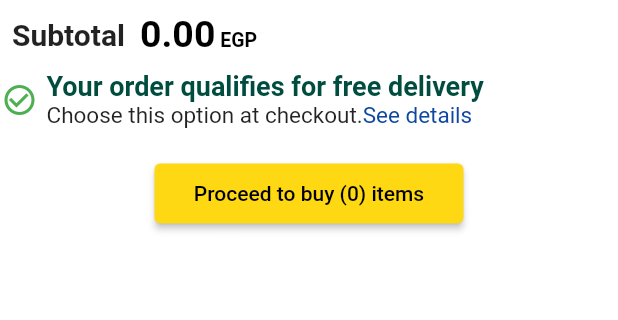
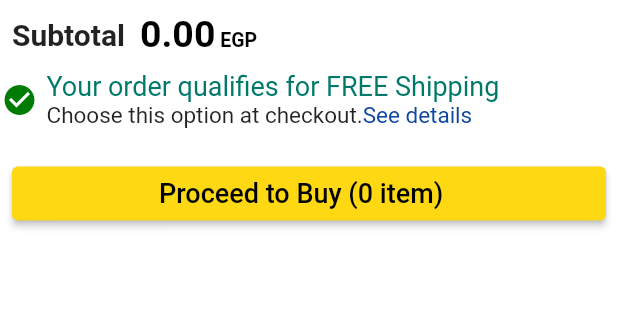
Before and after one commit to Elnatory/amazon_mobile, a Flutter app: the Cart screen opened directly, on a phone screen of 412 x 824 dp, the part 180-500 px from its top. Run offline on Flutter 3.47's test engine with Material 2 defaults, Android fonts, the phone set to English and light mode, and no system bars; our stand-ins replace cloud_firestore, firebase_auth, firebase_core, get, get_storage, google_sign_in; accounts and stored records are empty; network calls fail.

Commit message:
handle Muhammad

```diff
--- a/lib/data/provider/app_provider.dart
+++ b/lib/data/provider/app_provider.dart
@@ -37,16 +37,33 @@ class AppProvider with ChangeNotifier {
   // Total Price================================================================
 
   double totalPrice() {
-    double total = 0.0;
-    _cartProductList.forEach((element) {
-      total += (element.price ?? 0) * (element.qty ?? 0);
-    });
-    return total;
+  double total = 0.0;
+  for (Product element in _cartProductList) {
+    double price = (element.priceAfterDiscount ?? element.price ?? 0).toDouble();
+    total += price * (element.qty ?? 0);
   }
+  return total;
+}
+
+
+
+  // Update Qty=================================================================
 
   void updateQty(Product product, int qty) {
     int index = _cartProductList.indexOf(product);
     _cartProductList[index].qty = qty;
     notifyListeners();
   }
+
+  // Total Qty==================================================================
+
+  int calculateTotalQuantity() {
+    int totalQuantity = 0;
+    for (Product product in _cartProductList) {
+      totalQuantity += product.qty ?? 0;
+    }
+    return totalQuantity;
+  }
+
+
 }
--- a/lib/presentation/screens/cart_view/cart.dart
+++ b/lib/presentation/screens/cart_view/cart.dart
@@ -80,8 +80,8 @@ class _CartState extends State<Cart> {
                       child: Row(
                         children: [
                           const Icon(
-                            Icons.check_circle_outline,
-                            color: Colors.green,
+                            Icons.check_circle,
+                            color: Color.fromARGB(255, 0, 123, 4),
                           ),
                           const SizedBox(
                             width: 6,
@@ -91,11 +91,11 @@ class _CartState extends State<Cart> {
                               crossAxisAlignment: CrossAxisAlignment.start,
                               children: [
                                 Text(
-                                  'Your order qualifies for free delivery',
+                                  'Your order qualifies for FREE Shipping',
                                   style: TextStyle(
-                                      color: Colors.teal[900],
-                                      fontSize: 18,
-                                      fontWeight: FontWeight.bold),
+                                    color: Colors.teal[700],
+                                    fontSize: 18,
+                                  ),
                                 ),
                                 Row(
                                   children: [
@@ -129,7 +129,12 @@ class _CartState extends State<Cart> {
                   height: 10,
                 ),
                 Padding(
-                  padding: const EdgeInsets.all(8.0),
+                  padding: const EdgeInsets.only(
+                    top: 8.0,
+                    left: 8.0,
+                    right: 8.0,
+                    bottom: 0.0,
+                  ),
                   child: StreamBuilder(
                     stream: CloudFirestoreClass().getCartProductsStream(),
                     builder: (context, AsyncSnapshot<List<Product>> snapshot) {
@@ -141,6 +146,8 @@ class _CartState extends State<Cart> {
                           onPressed: () {},
                         );
                       } else {
+                        int totalQuantity = Provider.of<AppProvider>(context)
+                            .calculateTotalQuantity();
                         return CustomMainButton(
                           color: ColorManager.yellowColor,
                           isLoading: false,
@@ -156,9 +163,13 @@ class _CartState extends State<Cart> {
                               );
                             });
                           },
-                          child: Text(
-                            "Proceed to buy (${snapshot.data!.length}) items",
-                            style: const TextStyle(color: Colors.black),
+                          child: SizedBox(
+                            width: 200,
+                            child: Text(
+                              "Proceed to Buy (${totalQuantity} item)",
+                              style: const TextStyle(
+                                  color: Colors.black, fontSize: 18.0),
+                            ),
                           ),
                         );
                       }
--- a/lib/presentation/widgets/main_button.dart
+++ b/lib/presentation/widgets/main_button.dart
@@ -7,34 +7,29 @@ class CustomMainButton extends StatelessWidget {
   final Color color;
   final bool isLoading;
   final VoidCallback onPressed;
-  const CustomMainButton({
+  final double? width;
+  CustomMainButton({
     Key? key,
     required this.child,
     required this.color,
     required this.isLoading,
     required this.onPressed,
+    this.width,
   }) : super(key: key);
 
   @override
   Widget build(BuildContext context) {
     Size screenSize = Utils().getScreenSize();
-    return ElevatedButton(
+    return Container(
+      child: ElevatedButton(
         style: ElevatedButton.styleFrom(
             backgroundColor: color,
-          fixedSize: Size(
-            screenSize.width * 0.5,
-            40,
-          )),
+            fixedSize: width != null ? Size(width!, 40) : null,),
         onPressed: onPressed,
         child: !isLoading
-          ? child
-          : const Padding(
-              padding: EdgeInsets.symmetric(vertical: 5),
-              child: AspectRatio(
-                aspectRatio: 1 / 1,
-                child: CircularProgressIndicator(
+            ? Center(child: child)
+            : CircularProgressIndicator(
                     color: Colors.white,
-                ),
                   ),
       ),
     );
```
Also changed, not shown: lib/presentation/screens/cart_view/cart_boxes.dart (+31 -34 lines), lib/presentation/screens/checkout_view/checkout_screen.dart (+14 -19 lines), lib/presentation/widgets/poroduct_info.dart (+27 -36 lines). Lines whose indentation alone changed are shown as unchanged.
